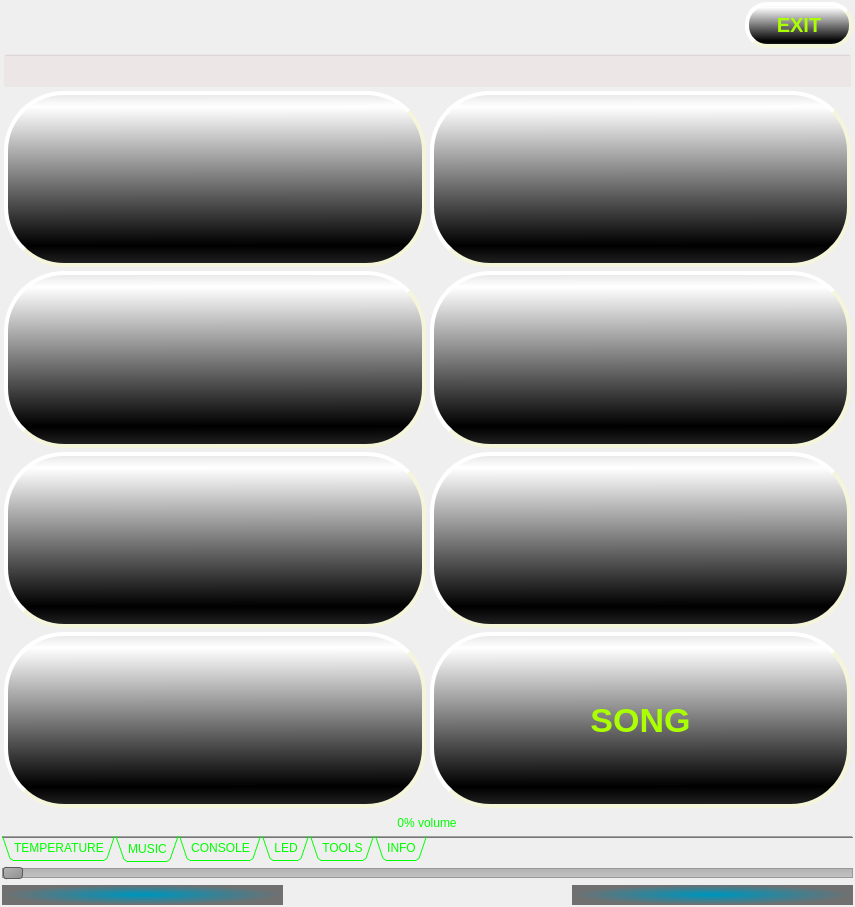
First picture: the form in iDom_Client/idom_client.ui, repository cyniu88/QT_kurs, before the edit.
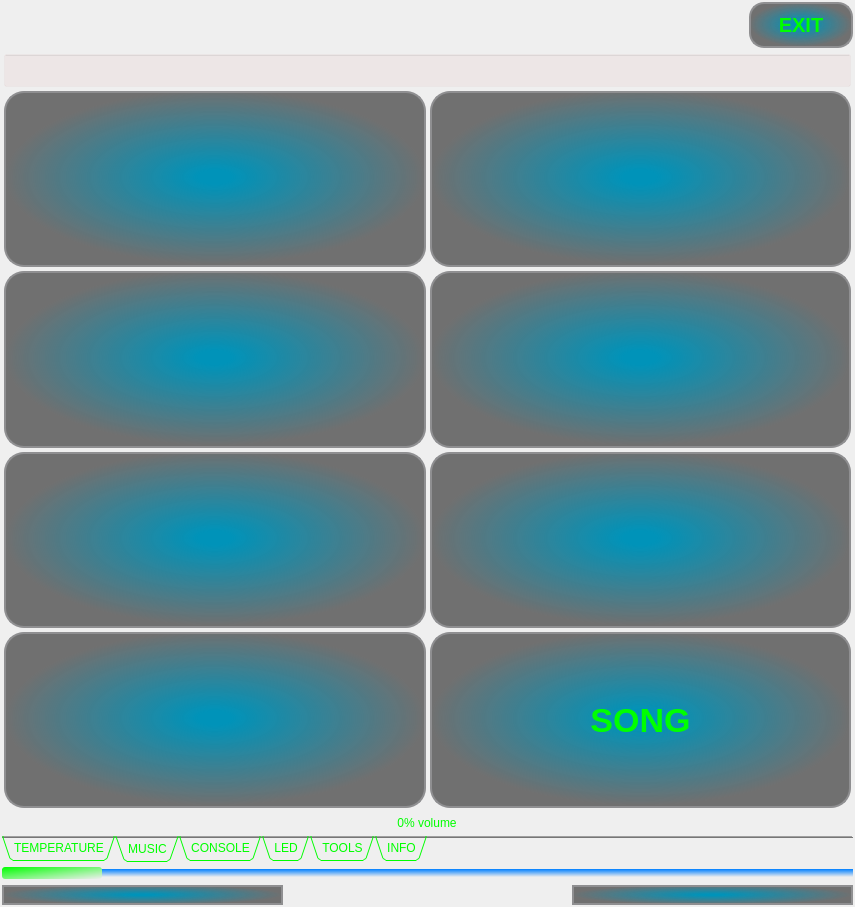
Second picture: the form after the edit. The open tabs and pages were chosen to show the change. Icons and pictures are not drawn.

Commit message: nowy wyglad gui

```diff
--- a/iDom_Client/idom_client.ui
+++ b/iDom_Client/idom_client.ui
@@ -342,19 +342,17 @@
            </font>
           </property>
           <property name="styleSheet">
-           <string notr="true">font: bold 34px;
+           <string notr="true"> QPushButton {background-color: qradialgradient(spread:pad, cx:0.499807, cy:0.489, radius:0.5, fx:0.499, fy:0.488909, stop:0.0795455 rgba(0, 147, 185, 255), stop:1 rgba(30, 30, 30, 155));
+ border: 2px solid #8f8f91;
+border-radius: 20px;
+ font: bold 20px;
  image: url(:/new/prefix1/files/player/sound decrease.png);
+}
+QPushButton:pressed {
+border:none;
+}
 
-color: rgb(170, 255, 0);
-background-color: qlineargradient(spread:reflect, x1:0.782146, y1:0.886, x2:0.780899, y2:0.079, stop:0 rgba(0, 0, 0, 255), stop:1 rgba(255, 255, 255, 255));
- border-style: outset;
-    border-width: 4px;
-border-color: rgb(255, 255, 255);
-     border-radius: 60px;
-    border-color: beige;
-    font: bold 34px;
-  Text-align:right;
-    padding: 6px;</string>
+</string>
           </property>
           <property name="text">
            <string/>
@@ -370,17 +368,15 @@
            </sizepolicy>
           </property>
           <property name="styleSheet">
-           <string notr="true">image: url(:/new/prefix1/files/player/sound increase.png);
-color: rgb(170, 255, 0);
-background-color: qlineargradient(spread:reflect, x1:0.782146, y1:0.886, x2:0.780899, y2:0.079, stop:0 rgba(0, 0, 0, 255), stop:1 rgba(255, 255, 255, 255));
- border-style: outset;
-    border-width: 4px;
-border-color: rgb(255, 255, 255);
-      border-radius: 60px;
-    border-color: beige;
-    font: bold 34px;
-  Text-align:right;
-    padding: 6px;</string>
+           <string notr="true"> QPushButton {background-color: qradialgradient(spread:pad, cx:0.499807, cy:0.489, radius:0.5, fx:0.499, fy:0.488909, stop:0.0795455 rgba(0, 147, 185, 255), stop:1 rgba(30, 30, 30, 155));
+ border: 2px solid #8f8f91;
+border-radius: 20px;
+ font: bold 20px;
+image: url(:/new/prefix1/files/player/sound increase.png);
+}
+QPushButton:pressed {
+border:none;
+}</string>
           </property>
           <property name="text">
            <string/>
@@ -396,17 +392,13 @@
            </sizepolicy>
           </property>
           <property name="styleSheet">
-           <string notr="true">color: rgb(170, 255, 0);
-background-color: qlineargradient(spread:reflect, x1:0.782146, y1:0.886, x2:0.780899, y2:0.079, stop:0 rgba(0, 0, 0, 255), stop:1 rgba(255, 255, 255, 255));
- border-style: outset;
-    border-width: 4px;
-border-color: rgb(255, 255, 255);
-     border-radius: 60px;
-    border-color: beige;
-    font: bold 34px;
- Text-align:center;
-
-    padding: 6px;</string>
+           <string notr="true"> QPushButton {background-color: qradialgradient(spread:pad, cx:0.499807, cy:0.489, radius:0.5, fx:0.499, fy:0.488909, stop:0.0795455 rgba(0, 147, 185, 255), stop:1 rgba(30, 30, 30, 155));
+ border: 2px solid #8f8f91;
+border-radius: 20px;
+ font: bold 34px;}
+QPushButton:pressed {
+border:none;
+}</string>
           </property>
           <property name="text">
            <string>SONG</string>
@@ -422,18 +414,16 @@
            </sizepolicy>
           </property>
           <property name="styleSheet">
-           <string notr="true">color: rgb(170, 255, 0);
+           <string notr="true">
+ QPushButton {background-color: qradialgradient(spread:pad, cx:0.499807, cy:0.489, radius:0.5, fx:0.499, fy:0.488909, stop:0.0795455 rgba(0, 147, 185, 255), stop:1 rgba(30, 30, 30, 155));
+ border: 2px solid #8f8f91;
+border-radius: 20px;
+ font: bold 20px;
 image: url(:/new/prefix1/files/player/pause.png);
-background-color: qlineargradient(spread:reflect, x1:0.782146, y1:0.886, x2:0.780899, y2:0.079, stop:0 rgba(0, 0, 0, 255), stop:1 rgba(255, 255, 255, 255));
- border-style: outset;
-    border-width: 4px;
-border-color: rgb(255, 255, 255);
-     border-radius: 60px;
-    border-color: beige;
-    font: bold 34px;
- Text-align:right;
-
-    padding: 6px;</string>
+}
+QPushButton:pressed {
+border:none;
+}</string>
           </property>
           <property name="text">
            <string/>
@@ -455,18 +445,15 @@
            </sizepolicy>
           </property>
           <property name="styleSheet">
-           <string notr="true">color: rgb(170, 255, 0);
+           <string notr="true"> QPushButton {background-color: qradialgradient(spread:pad, cx:0.499807, cy:0.489, radius:0.5, fx:0.499, fy:0.488909, stop:0.0795455 rgba(0, 147, 185, 255), stop:1 rgba(30, 30, 30, 155));
+ border: 2px solid #8f8f91;
+border-radius: 20px;
+ font: bold 20px;
 image: url(:/new/prefix1/files/player/rewind.png);
-background-color: qlineargradient(spread:reflect, x1:0.782146, y1:0.886, x2:0.780899, y2:0.079, stop:0 rgba(0, 0, 0, 255), stop:1 rgba(255, 255, 255, 255));
- border-style: outset;
-    border-width: 4px;
-border-color: rgb(255, 255, 255);
-  border-radius: 60px;
-    border-color: beige;
-    font: bold 34px;
- Text-align:right;
-
-    padding: 6px;</string>
+}
+QPushButton:pressed {
+border:none;
+}</string>
           </property>
           <property name="text">
            <string/>
@@ -482,18 +469,17 @@
            </sizepolicy>
           </property>
           <property name="styleSheet">
-           <string notr="true">color: rgb(170, 255, 0);
+           <string notr="true"> QPushButton {background-color: qradialgradient(spread:pad, cx:0.499807, cy:0.489, radius:0.5, fx:0.499, fy:0.488909, stop:0.0795455 rgba(0, 147, 185, 255), stop:1 rgba(30, 30, 30, 155));
+ border: 2px solid #8f8f91;
+border-radius: 20px;
+ font: bold 20px;
 image: url(:/new/prefix1/files/player/forward.png);
-background-color: qlineargradient(spread:reflect, x1:0.782146, y1:0.886, x2:0.780899, y2:0.079, stop:0 rgba(0, 0, 0, 255), stop:1 rgba(255, 255, 255, 255));
- border-style: outset;
-    border-width: 4px;
-border-color: rgb(255, 255, 255);
-  border-radius: 60px;
-    border-color: beige;
-    font: bold 34px;
- Text-align:right;
+}
+QPushButton:pressed {
+border:none;
+}
 
-    padding: 6px;</string>
+</string>
           </property>
           <property name="text">
            <string/>
@@ -536,18 +522,16 @@
            </font>
           </property>
           <property name="styleSheet">
-           <string notr="true">color: rgb(170, 255, 0);
-Text-align:right;
+           <string notr="true"> 
+ QPushButton {background-color: qradialgradient(spread:pad, cx:0.499807, cy:0.489, radius:0.5, fx:0.499, fy:0.488909, stop:0.0795455 rgba(0, 147, 185, 255), stop:1 rgba(30, 30, 30, 155));
+ border: 2px solid #8f8f91;
+border-radius: 20px;
+ font: bold 20px;
 image: url(:/new/prefix1/files/player/play.png);
-background-color: qlineargradient(spread:reflect, x1:0.782146, y1:0.886, x2:0.780899, y2:0.079, stop:0 rgba(0, 0, 0, 255), stop:1 rgba(255, 255, 255, 255));
- border-style: outset;
-    border-width: 4px;
-border-color: rgb(255, 255, 255);
-      border-radius: 60px;
-    border-color: beige;
-    font: bold 34px;
- 
-    padding: 6px;
+}
+QPushButton:pressed {
+border:none;
+}
 
  </string>
           </property>
@@ -580,18 +564,15 @@
            <string>&lt;html&gt;&lt;head/&gt;&lt;body&gt;&lt;p&gt;stop play music&lt;/p&gt;&lt;/body&gt;&lt;/html&gt;</string>
           </property>
           <property name="styleSheet">
-           <string notr="true">color: rgb(170, 255, 0);
-image: url(:/new/prefix1/files/player/stop.png); 
-background-color: qlineargradient(spread:reflect, x1:0.782146, y1:0.886, x2:0.780899, y2:0.079, stop:0 rgba(0, 0, 0, 255), stop:1 rgba(255, 255, 255, 255));
- border-style: outset;
-    border-width: 4px;
-border-color: rgb(255, 255, 255);
-    border-radius: 60px;
-    border-color: beige;
-    font: bold 34px;
- Text-align:right;
-
-    padding: 6px;</string>
+           <string notr="true"> QPushButton {background-color: qradialgradient(spread:pad, cx:0.499807, cy:0.489, radius:0.5, fx:0.499, fy:0.488909, stop:0.0795455 rgba(0, 147, 185, 255), stop:1 rgba(30, 30, 30, 155));
+ border: 2px solid #8f8f91;
+border-radius: 20px;
+ font: bold 20px;
+image: url(:/new/prefix1/files/player/stop.png);
+}
+QPushButton:pressed {
+border:none;
+}</string>
           </property>
           <property name="text">
            <string/>
@@ -2380,16 +2361,15 @@
            </size>
           </property>
           <property name="styleSheet">
-           <string notr="true">
-color: rgb(170, 255, 0);
-background-color: qlineargradient(spread:reflect, x1:0.782146, y1:0.886, x2:0.780899, y2:0.079, stop:0 rgba(0, 0, 0, 255), stop:1 rgba(255, 255, 255, 255));
- border-style: outset;
-    border-width: 4px;
-border-color: rgb(255, 255, 255);
-    border-radius: 22px;
-    border-color: beige;
-    font: bold 20px;
- 
+           <string notr="true">QPushButton {background-color: qradialgradient(spread:pad, cx:0.499807, cy:0.489, radius:0.5, fx:0.499, fy:0.488909, stop:0.0795455 rgba(0, 147, 185, 255), stop:1 rgba(30, 30, 30, 155));
+ border: 2px solid #8f8f91;
+border-radius: 15px;
+ font: bold 20px;
+	color: rgb(0, 255, 0);
+}
+QPushButton:pressed {
+border:none;
+}
  </string>
           </property>
           <property name="text">
@@ -2422,9 +2402,14 @@
          </sizepolicy>
         </property>
         <property name="styleSheet">
-         <string notr="true">background-color: qradialgradient(spread:pad, cx:0.499807, cy:0.489, radius:0.5, fx:0.499, fy:0.488909, stop:0.0795455 rgba(0, 147, 185, 255), stop:1 rgba(30, 30, 30, 155));
- 
-border-radius: 15px;</string>
+         <string notr="true">QPushButton {background-color: qradialgradient(spread:pad, cx:0.499807, cy:0.489, radius:0.5, fx:0.499, fy:0.488909, stop:0.0795455 rgba(0, 147, 185, 255), stop:1 rgba(30, 30, 30, 155));
+ border: 2px solid #8f8f91;
+border-radius: 15px;
+}
+QPushButton:pressed {
+
+border:none;
+}</string>
         </property>
         <property name="text">
          <string/>
@@ -2481,9 +2466,13 @@
          </sizepolicy>
         </property>
         <property name="styleSheet">
-         <string notr="true">background-color: qradialgradient(spread:pad, cx:0.499807, cy:0.489, radius:0.5, fx:0.499, fy:0.488909, stop:0.0795455 rgba(0, 147, 185, 255), stop:1 rgba(30, 30, 30, 155));
- 
-border-radius: 15px;</string>
+         <string notr="true">QPushButton {background-color: qradialgradient(spread:pad, cx:0.499807, cy:0.489, radius:0.5, fx:0.499, fy:0.488909, stop:0.0795455 rgba(0, 147, 185, 255), stop:1 rgba(30, 30, 30, 155));
+ border: 2px solid #8f8f91;
+border-radius: 15px;
+}
+QPushButton:pressed {
+border:none;
+}</string>
         </property>
         <property name="text">
          <string/>
@@ -2506,16 +2495,16 @@
      <widget class="QSlider" name="horizontalSlider_tabNavigate">
       <property name="styleSheet">
        <string notr="true">QSlider::groove:horizontal {
-    border: 1px solid #999999;
+    
     height: 8px; /* the groove expands to the size of the slider by default. by giving it a height, it has a fixed size */
-    background: qlineargradient(x1:0, y1:0, x2:0, y2:1, stop:0 #B1B1B1, stop:1 #c4c4c4);
+    background: qlineargradient(x1:0, y1:0, x2:0, y2:1, stop:0 #007FFF, stop:1 #EEEEEE);
     margin: 2px 0;
 }
 
 QSlider::handle:horizontal {
-    background: qlineargradient(x1:0, y1:0, x2:1, y2:1, stop:0 #b4b4b4, stop:1 #8f8f8f);
-    border: 1px solid #5c5c5c;
-    width: 18px;
+    background: qlineargradient(x1:0, y1:0, x2:1, y2:1, stop:0 #00FF00, stop:1 #EEEEEE);
+   
+    width: 100px;
     margin: -2px 0; /* handle is placed by default on the contents rect of the groove. Expand outside the groove */
     border-radius: 3px;
 }</string>
```
Left out of the diff: 114 changed lines with no effect on the pictures. The commit also changes 7 other files.
